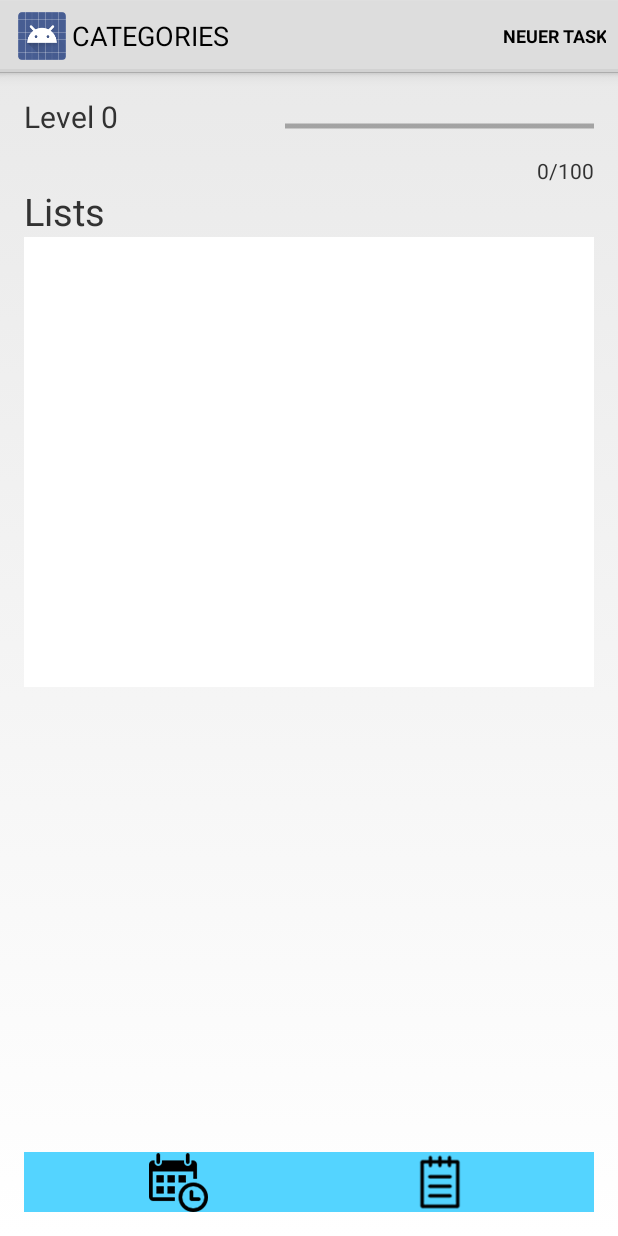
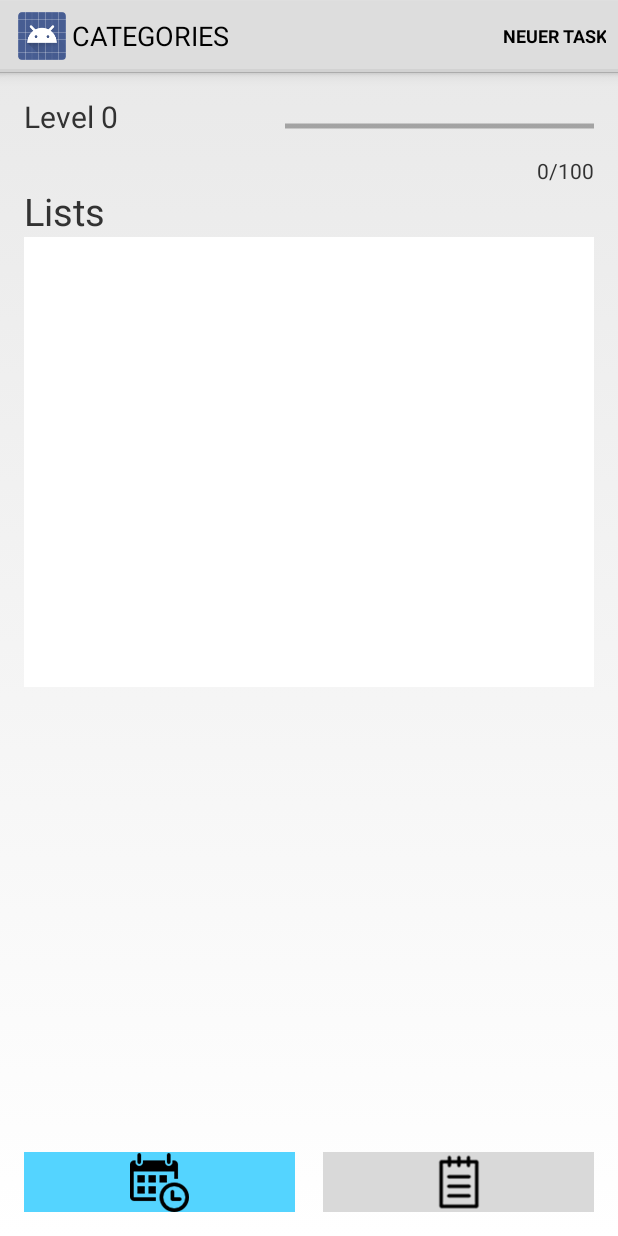
Before and after one commit to eh-bianca/Tags, an Android app: the screen it shows after launch (MainActivity), after a tap on an icon or button, on a phone screen of 412 x 824 dp. Run offline under Robolectric (Android 15) with nearby library versions, the phone set to English and light mode, and no system bars.

Commit message:
Button wo ich gerade bin hervorgehoben

```diff
--- a/app/src/main/java/at/ac/fh/tags/DateActivity.java
+++ b/app/src/main/java/at/ac/fh/tags/DateActivity.java
@@ -10,6 +10,7 @@ import android.content.Context;
 import android.content.DialogInterface;
 import android.content.Intent;
 import android.database.Cursor;
+import android.graphics.Color;
 import android.graphics.Point;
 import android.os.Bundle;
 import android.util.Log;
@@ -211,17 +212,18 @@ import java.util.Locale;
 
         ImageButton btn1 =(ImageButton) findViewById(R.id.btn1);
         RelativeLayout.LayoutParams params = (RelativeLayout.LayoutParams) btn1.getLayoutParams();
-        params.width = width/2;
+        params.width = width/2-(width/16);
         btn1.setLayoutParams(params);
         btn1.setOnClickListener(new View.OnClickListener(){
             public void onClick(View v){
                 startActivityMain(v);
             }
         });
+        btn1.setBackgroundColor(Color.parseColor("#ff54d4ff"));
 
         ImageButton btn2 =(ImageButton) findViewById(R.id.btn2);
         params = (RelativeLayout.LayoutParams) btn2.getLayoutParams();
-        params.width = width/2;
+        params.width = width/2-(width/16);
         btn2.setLayoutParams(params);
         btn2.setOnClickListener(new View.OnClickListener() {
             public void onClick(View v) {
--- a/app/src/main/java/at/ac/fh/tags/MainActivity.java
+++ b/app/src/main/java/at/ac/fh/tags/MainActivity.java
@@ -10,6 +10,7 @@ import android.content.Context;
 import android.content.DialogInterface;
 import android.content.Intent;
 import android.database.Cursor;
+import android.graphics.Color;
 import android.graphics.Point;
 import android.os.Bundle;
 import android.os.Handler;
@@ -51,8 +52,7 @@ public class MainActivity extends Activity {
     private TextView tvLevel;
     private Handler handler = new Handler();
     private int punktestand;
-
-
+    private int source = 0;
 
 
     @Override
@@ -97,7 +97,7 @@ public class MainActivity extends Activity {
 
         ImageButton btn1 =(ImageButton) findViewById(R.id.btn1);
         RelativeLayout.LayoutParams params = (RelativeLayout.LayoutParams) btn1.getLayoutParams();
-        params.width =  width/2;
+        params.width =  width/2-(width/16);
         btn1.setLayoutParams(params);
         btn1.setOnClickListener(new View.OnClickListener() {
             public void onClick(View v) {
@@ -107,13 +107,14 @@ public class MainActivity extends Activity {
 
         ImageButton btn2 =(ImageButton) findViewById(R.id.btn2);
         params = (RelativeLayout.LayoutParams) btn2.getLayoutParams();
-        params.width = width/2;
+        params.width = width/2-(width/16);
         btn2.setLayoutParams(params);
         btn2.setOnClickListener(new View.OnClickListener(){
             public void onClick(View v){
                 startActivityDate(v);
             }
         });
+        btn2.setBackgroundColor(Color.parseColor("#ff54d4ff"));
 
         params = (RelativeLayout.LayoutParams) tvLevel.getLayoutParams();
         params.width = width / 4;
@@ -138,10 +139,6 @@ public class MainActivity extends Activity {
                 startTasksOfList(view, list);
             }
         });
-
-
-
-
 
     }
 
@@ -196,7 +193,7 @@ public class MainActivity extends Activity {
     public void startUpdateActivity(View v, int id) {
         Intent intent = new Intent(this, UpdateActivity.class);
         intent.putExtra("TaskId", id);
-        intent.putExtra("Source", 0);
+        intent.putExtra("Source", source);
         startActivity(intent);
     }
 
--- a/app/src/main/res/layout/activity_date.xml
+++ b/app/src/main/res/layout/activity_date.xml
@@ -81,7 +81,7 @@
         android:layout_height="40dp"
         android:layout_alignParentBottom="true"
         android:layout_alignParentLeft="true"
-        android:background="#ff54d4ff" />
+        android:background="#ffd9d9d9" />
 
     <ImageButton
         android:src="@drawable/list"
@@ -90,6 +90,6 @@
         android:layout_height="40dp"
         android:layout_alignParentRight="true"
         android:layout_alignParentBottom="true"
-        android:background="#ff54d4ff" />
+        android:background="#ffd9d9d9" />
 
 </RelativeLayout>
--- a/app/src/main/res/layout/activity_main.xml
+++ b/app/src/main/res/layout/activity_main.xml
@@ -56,7 +56,7 @@
         android:layout_height="40dp"
         android:layout_alignParentBottom="true"
         android:layout_alignParentLeft="true"
-        android:background="#ff54d4ff" />
+        android:background="#ffd9d9d9" />
 
     <ImageButton
         android:src="@drawable/list"
@@ -65,6 +65,6 @@
         android:layout_height="40dp"
         android:layout_alignParentRight="true"
         android:layout_alignParentBottom="true"
-        android:background="#ff54d4ff" />
+        android:background="#ffd9d9d9"/>
 
 </RelativeLayout>
--- a/app/src/main/res/layout/activity_manage_task.xml
+++ b/app/src/main/res/layout/activity_manage_task.xml
@@ -115,7 +115,7 @@
         android:layout_marginLeft="20dp"
         android:layout_marginTop="20dp"
         android:id="@+id/spinner"
-        android:background="#ff89e5ff" />
+        android:background="#ff54d4ff" />
     <Button
         android:layout_width="40dp"
         android:layout_height="40dp"
```
